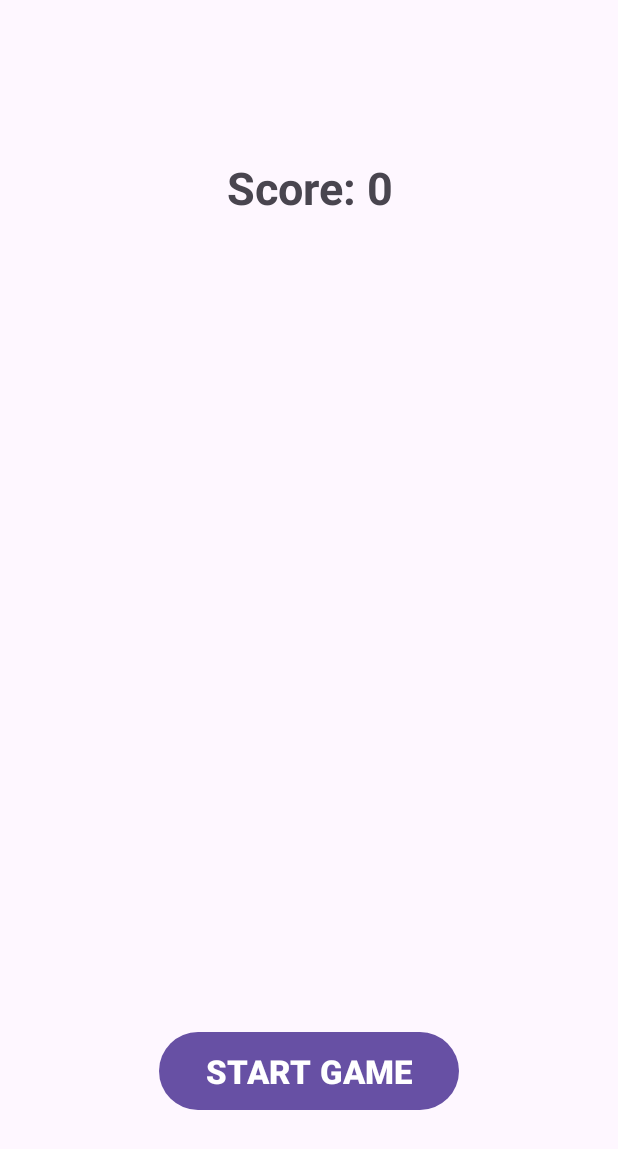
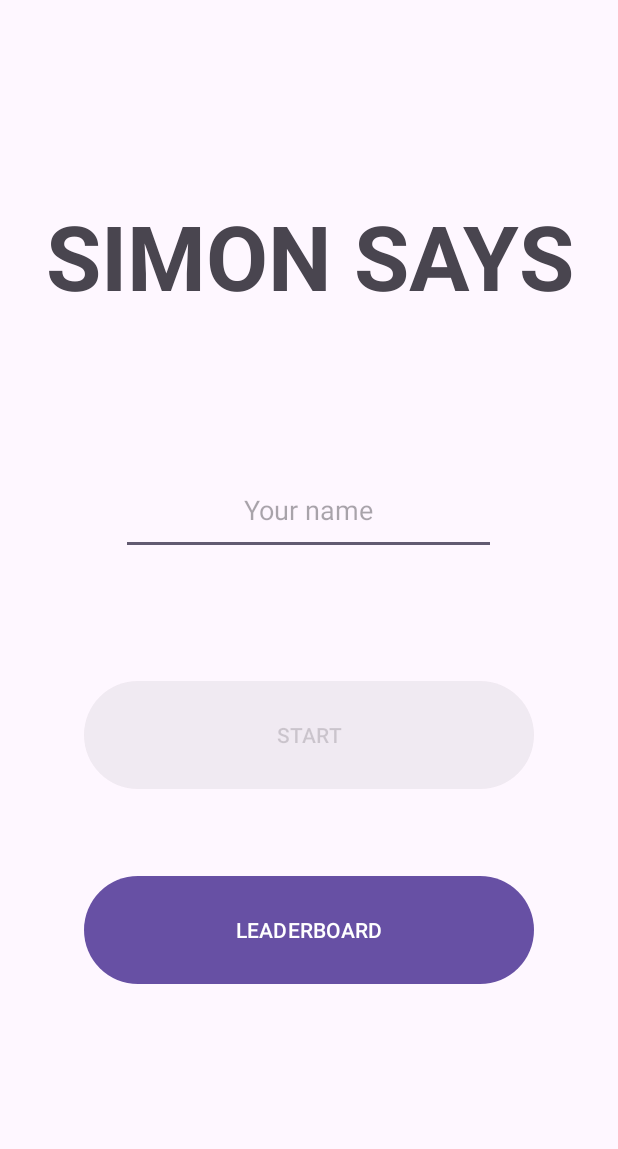
Before and after one commit to soyeldet/SimonSaysAndroid, an Android app: the screen it shows after launch (MainActivity), on a phone screen of 412 x 824 dp. Shown: the top 1149 px of the screen. Run offline under Robolectric (Android 15) with nearby library versions, the phone set to English and light mode, and no system bars; 1 statement that could not run was skipped.

```diff
--- a/app/src/main/AndroidManifest.xml
+++ b/app/src/main/AndroidManifest.xml
@@ -13,6 +13,9 @@
         android:theme="@style/Theme.SimonSays"
         tools:targetApi="31">
         <activity
+            android:name=".StartGame"
+            android:exported="false" />
+        <activity
             android:name=".MainActivity"
             android:exported="true">
             <intent-filter>
--- a/app/src/main/java/com/example/simonsays/ImageAdapter.kt
+++ b/app/src/main/java/com/example/simonsays/ImageAdapter.kt
@@ -53,5 +53,4 @@ class ImageAdapter(val context: Context) : BaseAdapter() {
             notifyDataSetChanged()
         }, 1000)
     }
-
 }
--- a/app/src/main/java/com/example/simonsays/MainActivity.kt
+++ b/app/src/main/java/com/example/simonsays/MainActivity.kt
@@ -1,94 +1,43 @@
 package com.example.simonsays
 
-import android.annotation.SuppressLint
+import android.content.Intent
 import android.os.Bundle
-import android.os.Handler
-import android.widget.AdapterView
+import android.text.Editable
+import android.text.TextWatcher
 import android.widget.Button
-import android.widget.GridView
-import android.widget.TextView
-import android.widget.Toast
-import androidx.activity.enableEdgeToEdge
+import android.widget.EditText
 import androidx.appcompat.app.AppCompatActivity
-import kotlin.random.Random
 
 class MainActivity : AppCompatActivity() {
-    private lateinit var gridView: GridView
-    private var level = 1
-    private var imageAdapter: ImageAdapter? = null
-    private var colorCorrect = mutableListOf<Int>()
-    private var currentStep = 0
-    private lateinit var startButton: Button
 
-    @SuppressLint("MissingInflatedId")
     override fun onCreate(savedInstanceState: Bundle?) {
         super.onCreate(savedInstanceState)
-        enableEdgeToEdge()
         setContentView(R.layout.activity_main)
 
-        gridView = findViewById(R.id.grid_)
-        startButton = findViewById(R.id.start)
-        imageAdapter = ImageAdapter(this)
-        gridView.adapter = imageAdapter
-        gridView.isEnabled = false
-        gridView.alpha = 0.5f
+        val intent = Intent(this, StartGame::class.java)
+        val startButton = findViewById<Button>(R.id.startGameButton)
+        val playerName = findViewById<EditText>(R.id.nameEditText)
 
-        startGame()
+        updateButtonState(playerName.text.toString(), startButton)
 
-    }
+        playerName.addTextChangedListener(object : TextWatcher {
+            override fun beforeTextChanged(s: CharSequence?, start: Int, count: Int, after: Int) {}
 
-    private fun startGame() {
-        level = 1
-        startButton.isEnabled = true
-        startButton.alpha = 1f
+            override fun onTextChanged(s: CharSequence?, start: Int, before: Int, count: Int) {
+                updateButtonState(s.toString(), startButton)
+            }
+
+            override fun afterTextChanged(s: Editable?) {}
+        })
+
         startButton.setOnClickListener {
-        startNewLevel()
-        startButton.isEnabled = false
-        startButton.alpha = 0.5f
+            intent.putExtra("PlayerName", playerName.text.toString())
+            startActivity(intent)
         }
     }
 
-    private fun startNewLevel() {
-        gridView.isEnabled = true
-        gridView.alpha = 1f
-        colorCorrect.add(Random.nextInt(0, 4))
-        currentStep = 0
-        displayColors(0)
-    }
-
-    private fun displayColors(index: Int) {
-        gridView.isEnabled = false
-        if (index < colorCorrect.size) {
-            Handler(mainLooper).postDelayed({
-                imageAdapter?.updateImage(colorCorrect[index])
-                displayColors(index + 1)
-            }, 1200)
-        } else {
-            enableUserInput()
-        }
-    }
-
-    private fun enableUserInput() {
-        val score: TextView = findViewById(R.id.score)
-        gridView.isEnabled = true
-        gridView.onItemClickListener = AdapterView.OnItemClickListener { _, _, position, _ ->
-            if (currentStep < colorCorrect.size) {
-                if (colorCorrect[currentStep] == position) {
-                    currentStep++
-                    if (currentStep == colorCorrect.size) {
-                        level++
-                        startNewLevel()
-                        score.text = "Score: " + (level - 1).toString()
-                    }
-                } else {
-                    Toast.makeText(this, "You failed", Toast.LENGTH_LONG).show()
-                    gridView.isEnabled = false
-                    gridView.alpha = 0.5f
-                    currentStep = 0
-                    colorCorrect.clear()
-                    startGame()
-                }
-            }
-        }
+    private fun updateButtonState(input: String, button: Button) {
+        button.isEnabled = input.isNotBlank()
+        button.alpha = if (button.isEnabled) 1.0f else 0.5f
     }
 }
--- a/app/src/main/res/layout/activity_main.xml
+++ b/app/src/main/res/layout/activity_main.xml
@@ -1,54 +1,58 @@
 <?xml version="1.0" encoding="utf-8"?>
-<androidx.constraintlayout.widget.ConstraintLayout xmlns:android="http://schemas.android.com/apk/res/android"
+<LinearLayout
+xmlns:android="http://schemas.android.com/apk/res/android"
 xmlns:app="http://schemas.android.com/apk/res-auto"
 xmlns:tools="http://schemas.android.com/tools"
 android:id="@+id/main"
 android:layout_width="match_parent"
 android:layout_height="match_parent"
-    tools:context=".MainActivity">
-
-    <FrameLayout
-        android:id="@+id/frameLayout"
-        android:layout_width="match_parent"
-        android:layout_height="match_parent"
-        android:gravity="center">
+android:orientation="vertical"
+tools:context=".StartGame">
 
 <TextView
-            android:id="@+id/score"
     android:layout_width="match_parent"
-            android:layout_height="50dp"
+    android:layout_height="80dp"
+    android:text="SIMON SAYS"
+    android:textStyle="bold"
+    android:textSize="60sp"
+    android:layout_gravity="center"
+    android:gravity="center|top"
+    android:layout_marginTop="130dp"
+    />
+
+<EditText
+    android:id="@+id/nameEditText"
+    android:layout_width="250dp"
+    android:layout_height="60dp"
+    android:layout_gravity="center"
+    android:layout_marginTop="100dp"
     android:gravity="center"
-            android:text="Score: 0"
-            android:textSize="30sp"
-            android:textStyle="bold"
-            android:layout_marginTop="100dp"
+    android:hint="Your name">
+
+</EditText>
+
+<Button
+    android:id="@+id/startGameButton"
+    android:layout_width="300dp"
+    android:layout_height="80dp"
+    android:gravity="center"
+    android:layout_gravity="center"
+    android:layout_marginTop="80dp"
+    android:text="START"
     >
 
-        </TextView>
-
-        <GridView
-            android:id="@+id/grid_"
-            android:layout_width="match_parent"
-            android:layout_height="wrap_content"
-            android:layout_gravity="center"
-            android:numColumns="2"
-            android:stretchMode="columnWidth"
-            tools:columnWidth="80dp"
-            tools:ignore="MissingConstraints"
-            tools:numColumns="auto_fit" />
+</Button>
 
 <Button
-            android:id="@+id/start"
-            android:layout_width="200dp"
-            android:layout_height="60dp"
-            android:layout_gravity="center_horizontal|bottom"
-            android:layout_marginBottom="80dp"
+    android:id="@+id/leaderboardButton"
+    android:layout_width="300dp"
+    android:layout_height="80dp"
     android:gravity="center"
-            android:text="START GAME"
-            android:textSize="22dp"
-            android:textStyle="bold">
+    android:layout_gravity="center"
+    android:layout_marginTop="50dp"
+    android:text="LEADERBOARD"
+    >
+
 </Button>
 
-    </FrameLayout>
-
-</androidx.constraintlayout.widget.ConstraintLayout>
+</LinearLayout>
```
Lines whose indentation alone changed are shown as unchanged.
